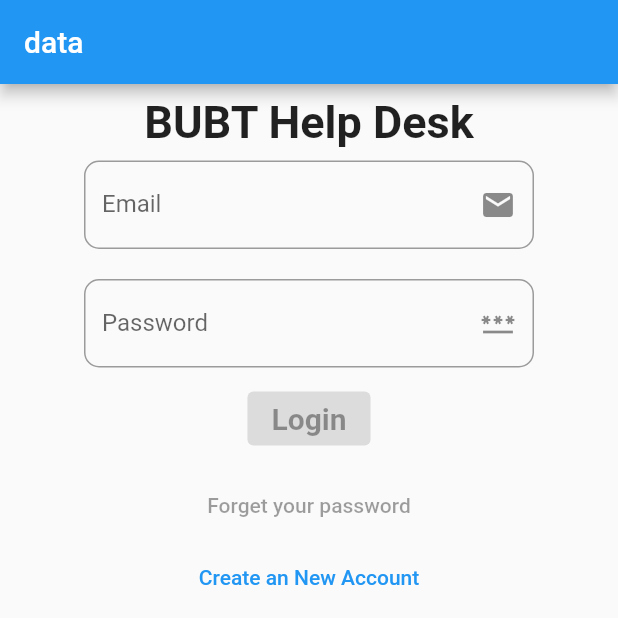
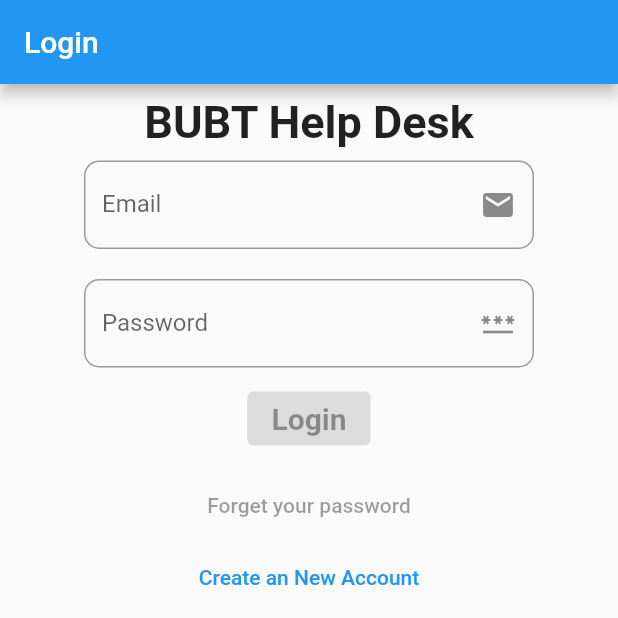
Before and after one commit to vatiza/flutter-login-Registration-Firbase, a Flutter app: the screen it shows after launch, on a phone screen of 412 x 824 dp, the top half of it. Run offline on Flutter 3.47's test engine with Material 2 defaults, Android fonts, the phone set to English and light mode, and no system bars.

Commit message:
design done

```diff
--- a/lib/lgpage.dart
+++ b/lib/lgpage.dart
@@ -15,12 +15,12 @@ class _loginpageState extends State<loginpage> {
       child: Scaffold(
         resizeToAvoidBottomInset: false,
         appBar: AppBar(
-          title: const Text("data"),
+          title: const Text("Login"),
         ),
         body: SingleChildScrollView(
           child: Column(
             children: [
-              Padding(
+              const Padding(
                 padding: EdgeInsets.all(8.0),
                 child: Center(
                   child: Text(
@@ -31,7 +31,7 @@ class _loginpageState extends State<loginpage> {
               ),
               Column(
                 children: [
-                  SizedBox(
+                  const SizedBox(
                     width: 300,
                     child: TextField(
                       decoration: InputDecoration(
@@ -44,10 +44,10 @@ class _loginpageState extends State<loginpage> {
                           labelText: "Email"),
                     ),
                   ),
-                  SizedBox(
+                  const SizedBox(
                     height: 20,
                   ),
-                  SizedBox(
+                  const SizedBox(
                     width: 300,
                     child: TextField(
                       decoration: InputDecoration(
@@ -63,10 +63,12 @@ class _loginpageState extends State<loginpage> {
                     ),
                   ),
                   Padding(
-                      padding: EdgeInsets.all(10.0),
+                      padding: const EdgeInsets.all(10.0),
                       child: ElevatedButton(
                         onPressed: null,
-                        child: Text(
+                        style: ElevatedButton.styleFrom(
+                            primary: Colors.blue.shade300),
+                        child: const Text(
                           'Login',
                           style: TextStyle(
                             fontSize: 20,
@@ -76,7 +78,7 @@ class _loginpageState extends State<loginpage> {
                       )),
                 ],
               ),
-              Column(
+              const Column(
                 crossAxisAlignment: CrossAxisAlignment.start,
                 children: [
                   TextButton(
@@ -93,7 +95,10 @@ class _loginpageState extends State<loginpage> {
                               builder: (context) => const registrationPage()),
                         );
                       },
-                      child: Text('Create an New Account'))
+                      child: const Padding(
+                        padding: EdgeInsets.all(8.0),
+                        child: Text('Create an New Account'),
+                      ))
                 ],
               )
             ],
--- a/lib/main.dart
+++ b/lib/main.dart
@@ -4,12 +4,14 @@ import 'package:loginpage/lgpage.dart';
 void main() {
   runApp(const MyApp());
 }
+
 class MyApp extends StatelessWidget {
-  const MyApp ({super.key});
+  const MyApp({super.key});
 
   @override
   Widget build(BuildContext context) {
     return const MaterialApp(
+      debugShowCheckedModeBanner: false,
       home: loginpage(),
     );
   }
--- a/lib/registrationpage.dart
+++ b/lib/registrationpage.dart
@@ -21,7 +21,7 @@ class _registrationPageState extends State<registrationPage> {
           body: SingleChildScrollView(
             child: Column(
               children: [
-                Center(
+                const Center(
                   child: Padding(
                     padding: EdgeInsets.all(8.0),
                     child: Text(
@@ -31,7 +31,7 @@ class _registrationPageState extends State<registrationPage> {
                     ),
                   ),
                 ),
-                Column(
+                const Column(
                   children: [
                     SizedBox(
                       width: 340,
@@ -116,14 +116,14 @@ class _registrationPageState extends State<registrationPage> {
                     ),
                   ],
                 ),
-                SizedBox(
+                const SizedBox(
                   height: 20,
                 ),
                 ElevatedButton(
                     onPressed: () {},
                     style: ElevatedButton.styleFrom(
                         backgroundColor: Colors.blue.shade400),
-                    child: Text('Create Account'))
+                    child: const Text('Create Account'))
               ],
             ),
           )),
```
